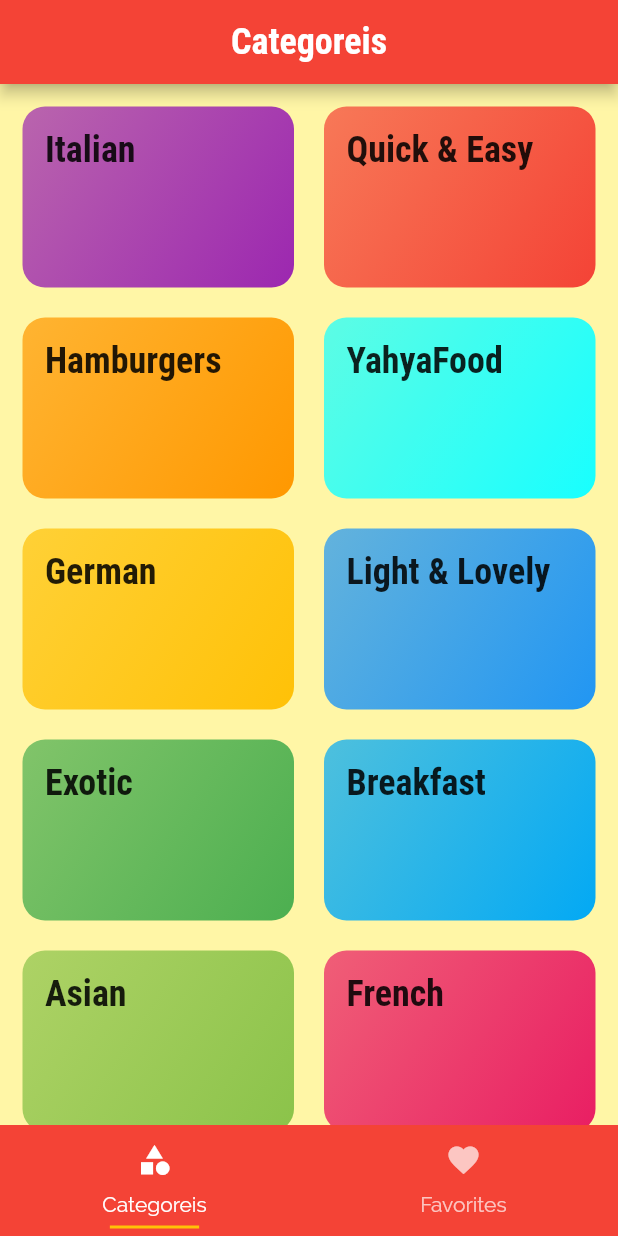
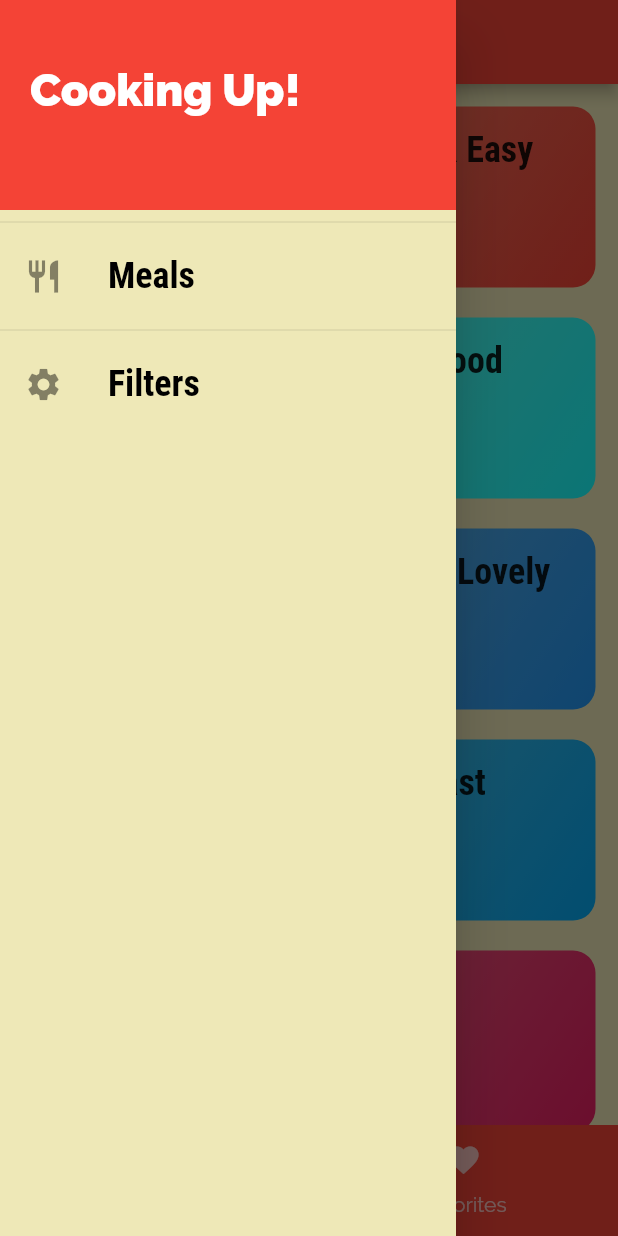
Before and after one commit to yahya-iyaseh/meals_app, a Flutter app: the screen it shows after launch, with the side drawer open (before the commit the screen has no drawer), on a phone screen of 412 x 824 dp. Run offline on Flutter 3.47's test engine with Material 2 defaults, Android fonts, the phone set to English and light mode, and no system bars.

Commit message:
work on it

```diff
--- a/lib/main.dart
+++ b/lib/main.dart
@@ -1,9 +1,11 @@
 import 'package:flutter/material.dart';
 
+import '../screens/favorites_screen.dart';
 import '../screens/tabs_screen.dart';
 import '../screens/meal_details_screen.dart';
 import '../screens/categories_screen.dart';
 import '../screens/category_meals_screen.dart';
+import '../screens/filters_screen.dart';
 
 void main() {
   runApp(const MyApp());
@@ -17,6 +19,7 @@ class MyApp extends StatelessWidget {
   Widget build(BuildContext context) {
     return MaterialApp(
       title: 'YahyaMeals',
+
       theme: ThemeData(
         appBarTheme: AppBarTheme(
           foregroundColor: Colors.white,
@@ -24,7 +27,7 @@ class MyApp extends StatelessWidget {
         ),
         primarySwatch: Colors.red,
         accentColor: Colors.amber,
-        canvasColor: Color.fromARGB(255, 255, 246, 166),
+        canvasColor: Color.fromARGB(255, 238, 232, 183),
         fontFamily: 'Raleway',
         textTheme: const TextTheme(
           bodyText1: TextStyle(
@@ -46,6 +49,8 @@ class MyApp extends StatelessWidget {
         '/': (context) => TabsScreen(),
         CategoryMealsScreen.routeName: (context) => CategoryMealsScreen(),
         MealDetailScreen.routeName: (context) => MealDetailScreen(),
+        FiltersScreen.routeName: (context) => FiltersScreen(),
+        FavoritesScreen.routeName: (context) => FavoritesScreen(),
       },
       onUnknownRoute: (settins) {
         return MaterialPageRoute(builder: (context) => CategoryMealsScreen());
--- a/lib/screens/category_meals_screen.dart
+++ b/lib/screens/category_meals_screen.dart
@@ -9,7 +9,7 @@ class CategoryMealsScreen extends StatelessWidget {
   @override
   Widget build(BuildContext context) {
     final args =
-        ModalRoute.of(context)?.settings.arguments as Map<String, String>;
+        ModalRoute.of(context)!.settings.arguments as Map<String, String>;
     String title = args['title'] as String;
     String id = args['id'] as String;
     final categoryMeals = DUMMY_MEALS.where((item) {
--- a/lib/screens/favorites_screen.dart
+++ b/lib/screens/favorites_screen.dart
@@ -2,7 +2,7 @@ import 'package:flutter/material.dart';
 
 class FavoritesScreen extends StatelessWidget {
   const FavoritesScreen({Key? key}) : super(key: key);
-
+  static const routeName = '/favorites';
   @override
   Widget build(BuildContext context) {
     return Center(
--- a/lib/screens/tabs_screen.dart
+++ b/lib/screens/tabs_screen.dart
@@ -1,5 +1,6 @@
 import 'package:flutter/material.dart';
 
+import '../widgets/main_drawer.dart';
 import '../screens/categories_screen.dart';
 import '../screens/favorites_screen.dart';
 
@@ -28,6 +29,7 @@ class _TabsScreenState extends State<TabsScreen> {
         appBar: AppBar(
           title: Text(title[i]),
         ),
+        drawer: MainDrawer(),
         body: TabBarView(
           children: [
             CategoriesScreen(),
--- /dev/null
+++ b/lib/widgets/main_drawer.dart
@@ -0,0 +1,75 @@
+import 'package:flutter/material.dart';
+import 'package:flutter/rendering.dart';
+
+import '../screens/favorites_screen.dart';
+import '../screens/category_meals_screen.dart';
+import '../screens/categories_screen.dart';
+import '../screens/filters_screen.dart';
+
+class MainDrawer extends StatelessWidget {
+  const MainDrawer({Key? key}) : super(key: key);
+  Widget buildListTile(String title, IconData icon, VoidCallback tapHandler) {
+    return ListTile(
+      onTap: tapHandler,
+      leading: Icon(
+        icon,
+        size: 26,
+      ),
+      title: Text(
+        title,
+        style: TextStyle(
+          fontFamily: 'RobotoCondensed',
+          fontSize: 24,
+          fontWeight: FontWeight.bold,
+          color: Colors.black,
+        ),
+      ),
+    );
+  }
+
+  @override
+  Widget build(BuildContext context) {
+    return Drawer(
+      child: Column(
+        children: [
+          Container(
+            height: 140,
+            width: double.infinity,
+            padding: EdgeInsets.only(
+              top: 20,
+              right: 20,
+              left: 20,
+              bottom: 40,
+            ),
+            alignment: Alignment.centerLeft,
+            color: Theme.of(context).primaryColor,
+            child: Text(
+              'Cooking Up!',
+              style: TextStyle(
+                fontWeight: FontWeight.w900,
+                fontSize: 30,
+                color: Colors.white,
+              ),
+            ),
+          ),
+          Divider(),
+          buildListTile(
+            'Meals',
+            Icons.restaurant,
+            () {
+              Navigator.of(context).pushReplacementNamed('/');
+            },
+          ),
+          // Divider(),
+          // buildListTile('Favorites', Icons.favorite_rounded, () {
+          //   Navigator.of(context).pushNamed(FavoritesScreen.routeName);
+          // }),
+          Divider(),
+          buildListTile('Filters', Icons.settings, () {
+            Navigator.of(context).pushReplacementNamed(FiltersScreen.routeName);
+          }),
+        ],
+      ),
+    );
+  }
+}
--- a/lib/widgets/meal_item.dart
+++ b/lib/widgets/meal_item.dart
@@ -52,7 +52,8 @@ class MealItem extends StatelessWidget {
   }
 
   void selectMeal(BuildContext context) {
-    Navigator.pushNamed(context, MealDetailScreen.routeName, arguments: id);
+    Navigator.pushNamed(context, MealDetailScreen.routeName, arguments: id)
+        .then((value) => print(value));
   }
 
   @override
```
Also changed, not shown: lib/screens/filters_screen.dart (added, +21 -0 lines), lib/screens/meal_details_screen.dart (+10 -0 lines).
